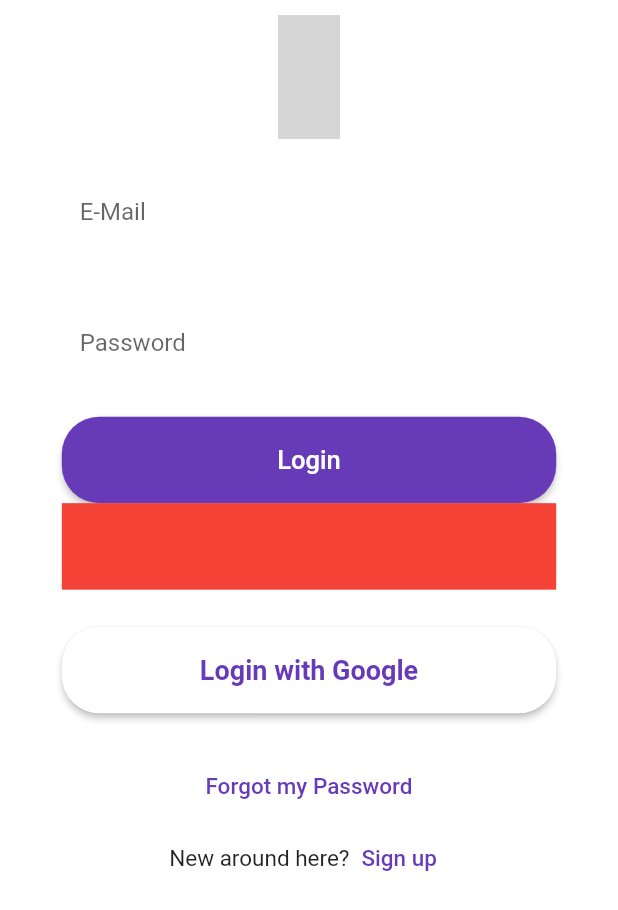
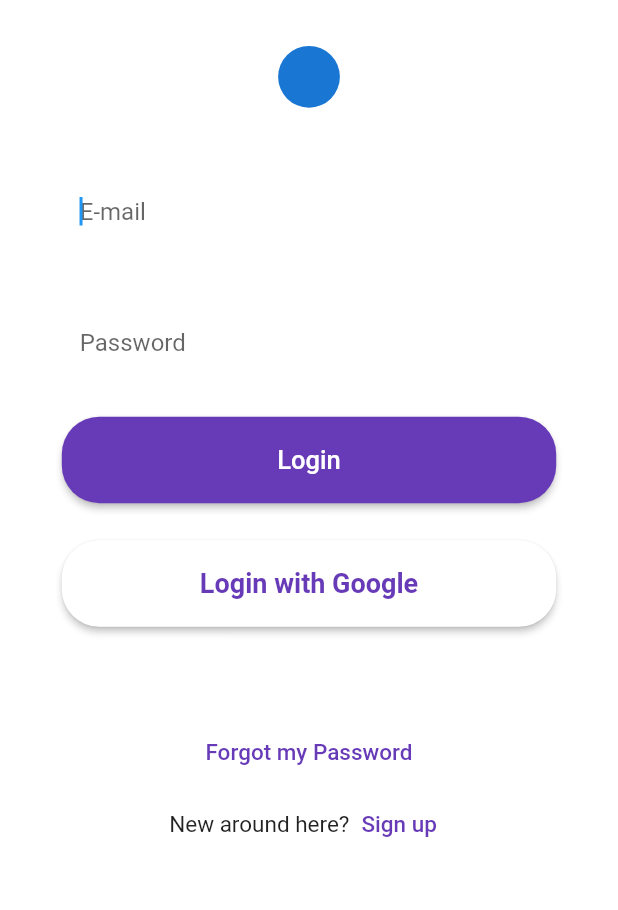
Before and after one commit to knowy-open/Knowy, a Flutter app: the login screen opened directly, on a phone screen of 412 x 824 dp. Shown: the top 910 px of the screen. Run offline on Flutter 3.47's test engine with Material 2 defaults, Android fonts, the light colour scheme and no system bars; our stand-ins replace cloud_firestore, firebase_auth, firebase_core, firebase_storage; accounts and stored records are empty; network calls fail; grey boxes are pictures that could not be loaded.

Commit message:
Update loginPage.dart

```diff
--- a/lib/screens/loginPage.dart
+++ b/lib/screens/loginPage.dart
@@ -4,6 +4,7 @@ import 'package:new_project/models/user.dart';
 import 'package:new_project/screens/SignUpPage.dart';
 import 'package:new_project/screens/feedPage.dart';
 import 'package:firebase_auth/firebase_auth.dart';
+import 'package:new_project/useful_widgets/btn.dart';
 import 'package:new_project/useful_widgets/textField.dart';
 import 'package:provider/provider.dart';
 
@@ -23,7 +24,7 @@ String hata = '';
 class _loginState extends State<login> {
   @override
   Widget build(BuildContext context) {
-    //final user = Provider.of<User>(context);
+    final user = Provider.of<UserKnowy>(context);
     Size size = MediaQuery.of(context).size;
     return Scaffold(
       backgroundColor: Colors.white,
@@ -37,24 +38,43 @@ class _loginState extends State<login> {
                 SizedBox(
                     height: size.height * 0.1,
                     width: size.width * 0.1,
-                    child: Image(image: AssetImage('assets/bahadir.jpg')))
+                    child: CircleAvatar())
               ]),
               Padding(
-                padding: EdgeInsets.only(top: 20, bottom: 20),
-                child: textField(
-                    _emailController, "E-Mail", 0.07, 0.8, 25, Colors.white),
-              ),
+                  padding: EdgeInsets.only(top: 20, bottom: 20),
+                  child: SizedBox(
+                    height: MediaQuery.of(context).size.height * 0.07,
+                    width: MediaQuery.of(context).size.width * 0.8,
+                    child: TextFormField(
+                      controller: _emailController,
+                      autofocus: true,
+                      maxLines: 1,
+                      decoration: textForm,
+                    ),
+                  )
+
+                  /*textField(
+                    _emailController, "E-Mail", 0.07, 0.8, 25, Colors.white),*/
+                  ),
               Padding(
-                padding: EdgeInsets.only(top: 10, bottom: 20),
-                child: textField(_passwordController, "Password", 0.07, 0.8, 25,
-                    Colors.white),
-              ),
+                  padding: EdgeInsets.only(top: 10, bottom: 20),
+                  child: SizedBox(
+                    height: MediaQuery.of(context).size.height * 0.07,
+                    width: MediaQuery.of(context).size.width * 0.8,
+                    child: TextFormField(
+                      obscureText: true,
+                      controller: _passwordController,
+                      autofocus: true,
+                      maxLines: 1,
+                      decoration: textForm.copyWith(hintText: "Password"),
+                    ),
+                  )),
               Padding(
                 padding: EdgeInsets.only(),
                 child: SizedBox(
                   height: MediaQuery.of(context).size.height * 0.07,
                   width: MediaQuery.of(context).size.width * 0.8,
-                  child: RaisedButton(
+                  child: ElevatedButton(
                     onPressed: () async {
                       dynamic result = await _auth.signInWithEmailAndPassword(
                           email: _emailController.text,
@@ -64,8 +84,6 @@ class _loginState extends State<login> {
                         setState(() {
                           hata = 'Could not sign in with those credentials';
                         });
-
-                        print("lfkfposgkodfpkgpdfog");
                       } else {
                         Navigator.push(
                             context,
@@ -73,11 +91,7 @@ class _loginState extends State<login> {
                                 builder: (context) => FeedPage()));
                       }
                     },
-                    color: Colors.deepPurple,
-                    padding: EdgeInsets.symmetric(horizontal: 50),
-                    elevation: 2,
-                    shape: RoundedRectangleBorder(
-                        borderRadius: BorderRadius.circular(25)),
+                    style: buttonStyle,
                     child: Text(
                       "Login",
                       style: TextStyle(fontSize: 17, color: Colors.white),
@@ -85,23 +99,22 @@ class _loginState extends State<login> {
                   ),
                 ),
               ),
+              Padding(
+                padding: EdgeInsets.only(
+                  top: size.height * 0.03,
+                ),
+                child: google_button(),
+              ),
               Container(
-                color: Colors.red,
-                height: MediaQuery.of(context).size.height * 0.07,
-                width: MediaQuery.of(context).size.width * 0.8,
+                //color: Colors.red,
+
                 child: Text(
-                  '$hata',
+                  hata,
                   style: TextStyle(
                       fontSize: 30,
                       color: Colors.black,
                       backgroundColor: Colors.yellow),
                 ),
-              ),
-              Padding(
-                padding: EdgeInsets.only(
-                  top: size.height * 0.03,
-                ),
-                child: google_button(),
               ),
               Padding(
                 padding: EdgeInsets.only(
@@ -178,60 +191,3 @@ class google_button extends StatelessWidget {
     );
   }
 }
-
-class textField extends StatelessWidget {
-  final TextEditingController controllerName;
-  final String textName;
-  final Color textFieldBackgroundColor;
-  final double textFieldHeight;
-  final double textFieldWidth;
-  final double borderRadius;
-
-  textField(
-    this.controllerName,
-    this.textName,
-    this.textFieldHeight,
-    this.textFieldWidth,
-    this.borderRadius,
-    this.textFieldBackgroundColor,
-  );
-  // height: 0.07  width: 0.8
-  // borderRadius: 15.0 for bottom sheet , 25.0 for other text field
-
-  @override
-  Widget build(BuildContext context) {
-    bool b;
-    if (textName == 'Password' ||
-        textName == 'New Password' ||
-        textName == 'CurrentPassword') {
-      b = true;
-    } else
-      b = false;
-
-    return SizedBox(
-      height: MediaQuery.of(context).size.height * textFieldHeight,
-      width: MediaQuery.of(context).size.width * textFieldWidth,
-      child: TextField(
-        controller: controllerName,
-        obscureText: b,
-        autofocus: false,
-        maxLines: 1,
-        decoration: InputDecoration(
-          fillColor: textFieldBackgroundColor,
-          filled: true,
-          focusedBorder: OutlineInputBorder(
-              borderRadius: BorderRadius.circular(borderRadius),
-              borderSide: BorderSide(color: textFieldBackgroundColor)),
-          enabledBorder: OutlineInputBorder(
-            borderSide: BorderSide(color: textFieldBackgroundColor),
-            borderRadius: BorderRadius.circular(borderRadius),
-          ),
-          hintText: textName,
-          labelStyle: TextStyle(
-            color: Colors.grey,
-          ),
-        ),
-      ),
-    );
-  }
-}
```
